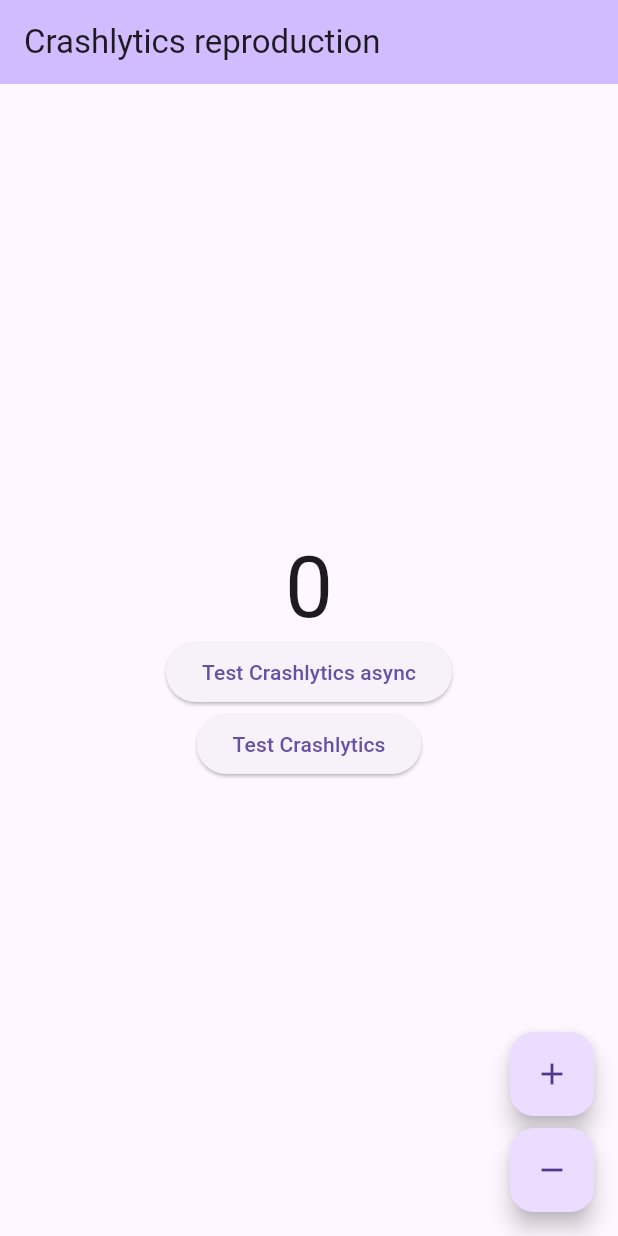
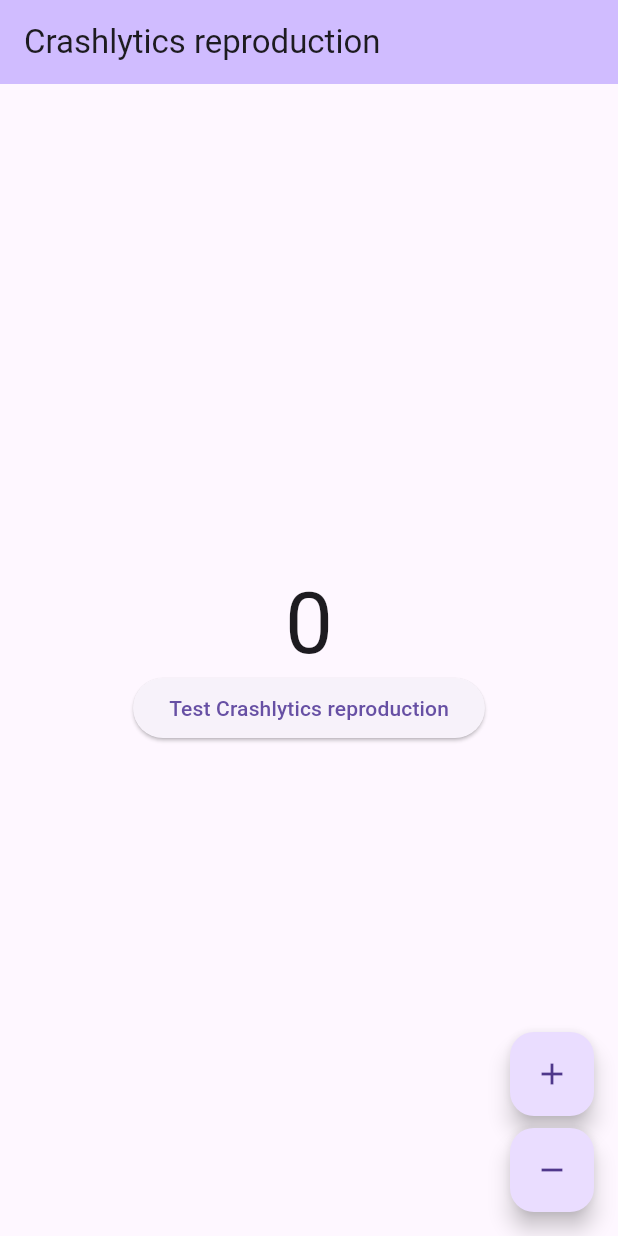
Before and after one commit to russellwheatley/crashlytics-symbols, a Flutter app: the screen it shows after launch, on a phone screen of 412 x 824 dp. Run offline on Flutter 3.47's test engine with Material 3 defaults, Android fonts, the phone set to English and light mode, and no system bars; our stand-ins replace bloc, firebase_core, firebase_crashlytics, flutter_bloc; accounts and stored records are empty.

Commit message:
small changes

```diff
--- a/lib/counter/view/counter_page.dart
+++ b/lib/counter/view/counter_page.dart
@@ -27,15 +27,9 @@
           const Center(child: CounterText()),
           ElevatedButton(
             onPressed: () async {
-              throw Exception('Test Crashlytics async');
+              throw Exception('Test Crashlytics reproduction');
             },
-            child: const Text('Test Crashlytics async'),
-          ),
-          ElevatedButton(
-            onPressed: () {
-              throw Exception('Test Crashlytics');
-            },
-            child: const Text('Test Crashlytics'),
+            child: const Text('Test Crashlytics reproduction'),
           ),
         ],
       ),
```
Also changed, not shown: 5 other files.
